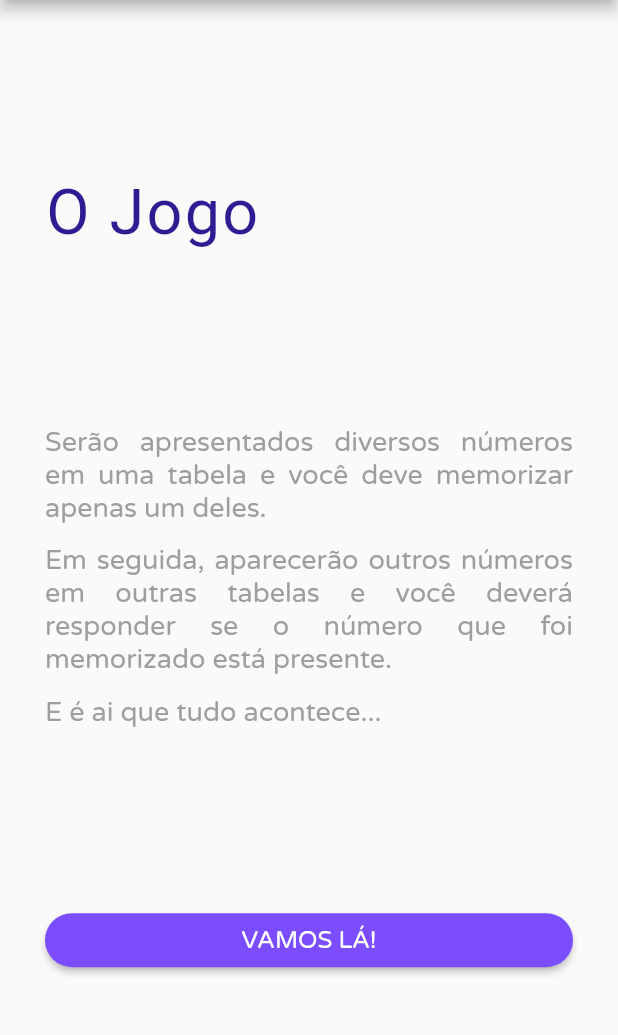
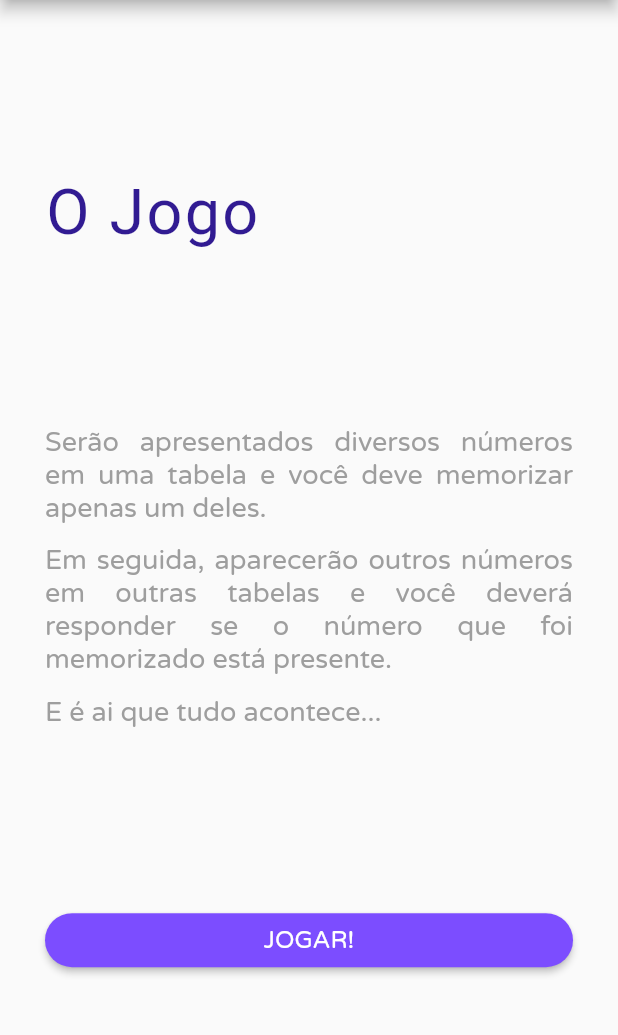
Before and after one commit to pedrolacerda81/magic_numbers, a Flutter app: the Abrakadabra screen opened directly, after a tap on "DEMAIS!", after a tap on "JOGAR!", on a phone screen of 412 x 824 dp, the part 84-1119 px from its top. Run offline on Flutter 3.47's test engine with Material 2 defaults, Android fonts, the light colour scheme and no system bars; Roboto replaces fonts that are missing (RugeBoogie).

Commit message:
Adds magicNumbersButton widget and adds it to the screens

```diff
--- a/lib/src/screens/abrakadabra/abrakadabra.dart
+++ b/lib/src/screens/abrakadabra/abrakadabra.dart
@@ -1,4 +1,5 @@
 import 'package:flutter/material.dart';
+import '../../widgets/widgets.dart';
 
 class Abrakadabra extends StatelessWidget {
   @override
@@ -64,31 +65,15 @@ class Abrakadabra extends StatelessWidget {
                 ],
               ),
             ),
-            Container(
-              padding: EdgeInsets.symmetric(horizontal: 30.0),
-              child: Column(
-                crossAxisAlignment: CrossAxisAlignment.stretch,
-                children: [
-                  RaisedButton(
-                    shape: RoundedRectangleBorder(
-                      borderRadius: BorderRadius.circular(30.0),
-                    ),
-                    splashColor: Theme.of(context).primaryColor,
-                    color: Colors.white,
-                    child: Text(
-                      'DEMAIS!',
-                      style: TextStyle(
-                        color: Theme.of(context).primaryColor,
-                        fontSize: 16.0,
-                      ),
-                    ),
-                    onPressed: () {
-                      //TODO: end the game...
-                      Navigator.pushReplacementNamed(context, '/home');
-                    },
-                  ),
-                ],
-              ),
+            MagicNumbersButton(
+              title: 'DEMAIS!',
+              color: Colors.white,
+              titleColor: Theme.of(context).primaryColor,
+              splashColor: Theme.of(context).primaryColor,
+              onPressed: () {
+                //TODO: end the game...
+                Navigator.pushReplacementNamed(context, '/home');
+              },
             ),
           ],
         ),
--- a/lib/src/screens/home/home.dart
+++ b/lib/src/screens/home/home.dart
@@ -1,4 +1,5 @@
 import 'package:flutter/material.dart';
+import '../../widgets/widgets.dart';
 
 class Home extends StatelessWidget {
   @override
@@ -66,30 +67,13 @@ class Home extends StatelessWidget {
                       ],
                     ),
                   ),
-                  Container(
-                    padding: EdgeInsets.symmetric(horizontal: 30.0),
-                    child: Column(
-                      crossAxisAlignment: CrossAxisAlignment.stretch,
-                      children: [
-                        RaisedButton(
-                          shape: RoundedRectangleBorder(
-                            borderRadius: BorderRadius.circular(30.0),
-                          ),
-                          splashColor: Theme.of(context).primaryColor,
-                          color: Colors.white,
-                          child: Text(
-                            'JOGAR!',
-                            style: TextStyle(
-                              color: Theme.of(context).primaryColor,
-                              fontSize: 16.0,
-                            ),
-                          ),
-                          onPressed: () {
-                            Navigator.pushNamed(context, '/magic-numbers');
-                          },
-                        ),
-                      ],
-                    ),
+                  MagicNumbersButton(
+                    title: 'JOGAR!',
+                    color: Colors.white,
+                    titleColor: Theme.of(context).primaryColor,
+                    splashColor: Theme.of(context).primaryColor,
+                    onPressed: () =>
+                        Navigator.pushNamed(context, '/magic-numbers'),
                   ),
                   SizedBox(height: 10.0),
                   Container(
--- a/lib/src/screens/magic-numbers/magic-numbers.dart
+++ b/lib/src/screens/magic-numbers/magic-numbers.dart
@@ -1,4 +1,5 @@
 import 'package:flutter/material.dart';
+import '../../widgets/widgets.dart';
 
 class MagicNumbers extends StatelessWidget {
   Text _bioText(String text) {
@@ -59,30 +60,12 @@ class MagicNumbers extends StatelessWidget {
                 ],
               ),
             ),
-            Container(
-              padding: EdgeInsets.symmetric(horizontal: 30.0),
-              child: Column(
-                crossAxisAlignment: CrossAxisAlignment.stretch,
-                children: [
-                  RaisedButton(
-                    shape: RoundedRectangleBorder(
-                      borderRadius: BorderRadius.circular(30.0),
-                    ),
-                    splashColor: Colors.white,
-                    color: Colors.deepPurpleAccent,
-                    child: Text(
-                      'VAMOS LÁ!',
-                      style: TextStyle(
-                        color: Colors.white,
-                        fontSize: 16.0,
-                      ),
-                    ),
-                    onPressed: () {
-                      Navigator.pushReplacementNamed(context, '/play');
-                    },
-                  ),
-                ],
-              ),
+            MagicNumbersButton(
+              title: 'JOGAR!',
+              color: Colors.deepPurpleAccent,
+              titleColor: Colors.white,
+              splashColor: Colors.white,
+              onPressed: () => Navigator.pushReplacementNamed(context, '/play'),
             ),
           ],
         ),
--- /dev/null
+++ b/lib/src/widgets/magicnumbers-button.dart
@@ -0,0 +1,44 @@
+import 'package:flutter/material.dart';
+
+class MagicNumbersButton extends StatelessWidget {
+  final String title;
+  final Color titleColor;
+  final Color color;
+  final Color splashColor;
+  final Function onPressed;
+
+  MagicNumbersButton({
+    this.title,
+    this.titleColor,
+    this.color,
+    this.splashColor,
+    this.onPressed,
+  });
+
+  @override
+  Widget build(BuildContext context) {
+    return Container(
+      padding: EdgeInsets.symmetric(horizontal: 30.0),
+      child: Column(
+        crossAxisAlignment: CrossAxisAlignment.stretch,
+        children: [
+          RaisedButton(
+            shape: RoundedRectangleBorder(
+              borderRadius: BorderRadius.circular(30.0),
+            ),
+            splashColor: splashColor,
+            color: color,
+            child: Text(
+              title,
+              style: TextStyle(
+                color: titleColor,
+                fontSize: 16.0,
+              ),
+            ),
+            onPressed: onPressed,
+          ),
+        ],
+      ),
+    );
+  }
+}
--- /dev/null
+++ b/lib/src/widgets/widgets.dart
@@ -0,0 +1 @@
+export './magicnumbers-button.dart';
```
Also changed, not shown: lib/src/screens/about/about.dart (+7 -24 lines), lib/src/screens/play/play.dart (+7 -24 lines).
